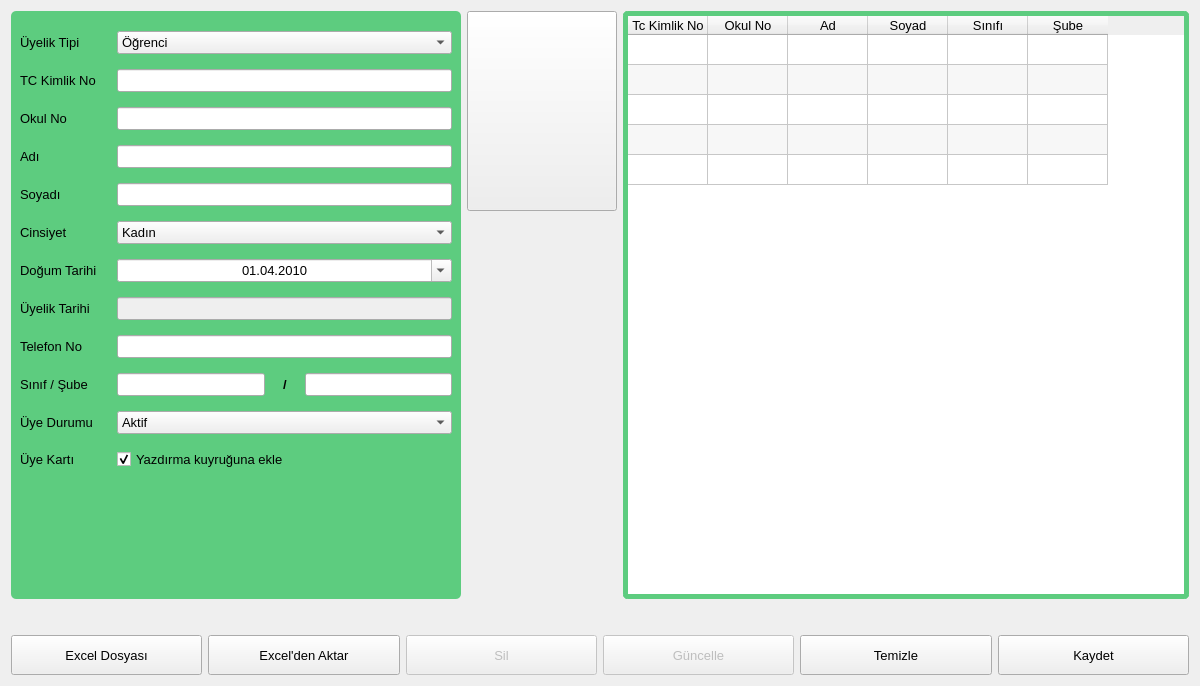
The window that ui/uyeKayit.ui (mseroglu/kutuphaneOtomasyon) describes before a commit, drawn with Qt 5.
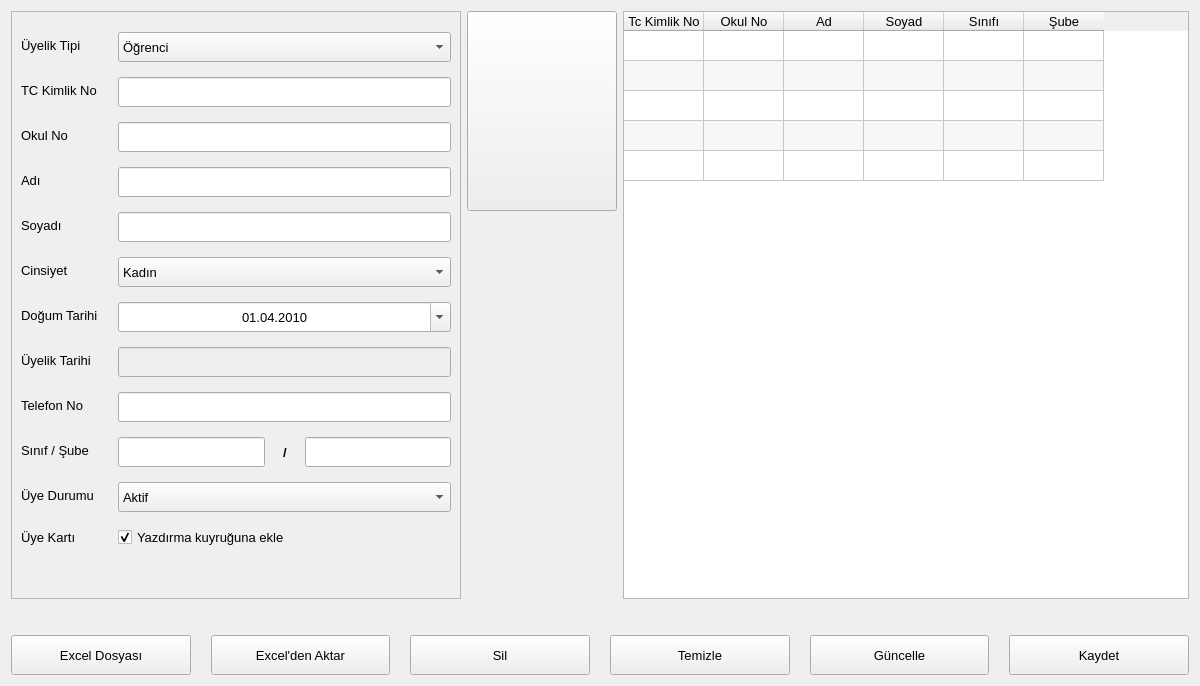
The same window after the commit. Icons and pictures are not drawn.

The edit to the form file:
```diff
--- a/ui/uyeKayit.ui
+++ b/ui/uyeKayit.ui
@@ -51,7 +51,7 @@
         </font>
        </property>
        <property name="styleSheet">
-        <string notr="true">QFrame { background-color: #5dcc7f;  border-radius: 5px }</string>
+        <string notr="true"/>
        </property>
        <property name="frameShape">
         <enum>QFrame::StyledPanel</enum>
@@ -83,6 +83,12 @@
         </item>
         <item row="0" column="1">
          <widget class="QComboBox" name="combo_memberType">
+          <property name="minimumSize">
+           <size>
+            <width>0</width>
+            <height>30</height>
+           </size>
+          </property>
           <property name="maximumSize">
            <size>
             <width>16777215</width>
@@ -123,6 +129,12 @@
         </item>
         <item row="1" column="1">
          <widget class="QLineEdit" name="le_tcNo">
+          <property name="minimumSize">
+           <size>
+            <width>0</width>
+            <height>30</height>
+           </size>
+          </property>
           <property name="maximumSize">
            <size>
             <width>16777215</width>
@@ -162,6 +174,12 @@
         </item>
         <item row="2" column="1">
          <widget class="QLineEdit" name="le_studentNumber">
+          <property name="minimumSize">
+           <size>
+            <width>0</width>
+            <height>30</height>
+           </size>
+          </property>
           <property name="maximumSize">
            <size>
             <width>16777215</width>
@@ -195,6 +213,12 @@
         </item>
         <item row="3" column="1">
          <widget class="QLineEdit" name="le_name">
+          <property name="minimumSize">
+           <size>
+            <width>0</width>
+            <height>30</height>
+           </size>
+          </property>
           <property name="maximumSize">
            <size>
             <width>16777215</width>
@@ -225,6 +249,12 @@
         </item>
         <item row="4" column="1">
          <widget class="QLineEdit" name="le_lastname">
+          <property name="minimumSize">
+           <size>
+            <width>0</width>
+            <height>30</height>
+           </size>
+          </property>
           <property name="maximumSize">
            <size>
             <width>16777215</width>
@@ -255,6 +285,12 @@
         </item>
         <item row="5" column="1">
          <widget class="QComboBox" name="combo_sex">
+          <property name="minimumSize">
+           <size>
+            <width>0</width>
+            <height>30</height>
+           </size>
+          </property>
           <property name="maximumSize">
            <size>
             <width>16777215</width>
@@ -295,6 +331,12 @@
         </item>
         <item row="6" column="1">
          <widget class="QDateEdit" name="dateEdit_birthDate">
+          <property name="minimumSize">
+           <size>
+            <width>0</width>
+            <height>30</height>
+           </size>
+          </property>
           <property name="maximumSize">
            <size>
             <width>16777215</width>
@@ -344,6 +386,12 @@
           <property name="enabled">
            <bool>false</bool>
           </property>
+          <property name="minimumSize">
+           <size>
+            <width>0</width>
+            <height>30</height>
+           </size>
+          </property>
           <property name="maximumSize">
            <size>
             <width>16777215</width>
@@ -374,6 +422,12 @@
         </item>
         <item row="8" column="1">
          <widget class="QLineEdit" name="le_phoneNumber">
+          <property name="minimumSize">
+           <size>
+            <width>0</width>
+            <height>30</height>
+           </size>
+          </property>
           <property name="maximumSize">
            <size>
             <width>16777215</width>
@@ -433,7 +487,7 @@
             <property name="minimumSize">
              <size>
               <width>70</width>
-              <height>0</height>
+              <height>30</height>
              </size>
             </property>
             <property name="maximumSize">
@@ -498,7 +552,7 @@
             <property name="minimumSize">
              <size>
               <width>70</width>
-              <height>0</height>
+              <height>30</height>
              </size>
             </property>
             <property name="maximumSize">
@@ -539,6 +593,12 @@
         </item>
         <item row="10" column="1">
          <widget class="QComboBox" name="combo_memberStatus">
+          <property name="minimumSize">
+           <size>
+            <width>0</width>
+            <height>30</height>
+           </size>
+          </property>
           <property name="maximumSize">
            <size>
             <width>16777215</width>
@@ -582,17 +642,6 @@
         </item>
         <item row="11" column="1">
          <widget class="QCheckBox" name="checkBox_uyeKartiYazdirma">
-          <property name="maximumSize">
-           <size>
-            <width>16777215</width>
-            <height>16777215</height>
-           </size>
-          </property>
-          <property name="font">
-           <font>
-            <pointsize>10</pointsize>
-           </font>
-          </property>
           <property name="text">
            <string>Yazdırma kuyruğuna ekle</string>
           </property>
@@ -692,7 +741,7 @@
         </font>
        </property>
        <property name="styleSheet">
-        <string notr="true">QTableWidget {border: 5px solid #5dcc7f; border-radius: 5px }</string>
+        <string notr="true"/>
        </property>
        <property name="editTriggers">
         <set>QAbstractItemView::AnyKeyPressed|QAbstractItemView::EditKeyPressed</set>
@@ -785,6 +834,9 @@
    </item>
    <item>
     <layout class="QHBoxLayout" name="horizontalLayout_2">
+     <property name="spacing">
+      <number>20</number>
+     </property>
      <property name="topMargin">
       <number>30</number>
      </property>
@@ -827,7 +879,7 @@
      <item>
       <widget class="QPushButton" name="btn_del">
        <property name="enabled">
-        <bool>false</bool>
+        <bool>true</bool>
        </property>
        <property name="minimumSize">
         <size>
@@ -845,27 +897,6 @@
        </property>
       </widget>
      </item>
-     <item>
-      <widget class="QPushButton" name="btn_update">
-       <property name="enabled">
-        <bool>false</bool>
-       </property>
-       <property name="minimumSize">
-        <size>
-         <width>0</width>
-         <height>40</height>
-        </size>
-       </property>
-       <property name="font">
-        <font>
-         <pointsize>10</pointsize>
-        </font>
-       </property>
-       <property name="text">
-        <string>Güncelle</string>
-       </property>
-      </widget>
-     </item>
      <item>
       <widget class="QPushButton" name="btn_clear">
        <property name="minimumSize">
@@ -884,6 +915,27 @@
        </property>
       </widget>
      </item>
+     <item>
+      <widget class="QPushButton" name="btn_update">
+       <property name="enabled">
+        <bool>true</bool>
+       </property>
+       <property name="minimumSize">
+        <size>
+         <width>0</width>
+         <height>40</height>
+        </size>
+       </property>
+       <property name="font">
+        <font>
+         <pointsize>10</pointsize>
+        </font>
+       </property>
+       <property name="text">
+        <string>Güncelle</string>
+       </property>
+      </widget>
+     </item>
      <item>
       <widget class="QPushButton" name="btn_save">
        <property name="minimumSize">
```
